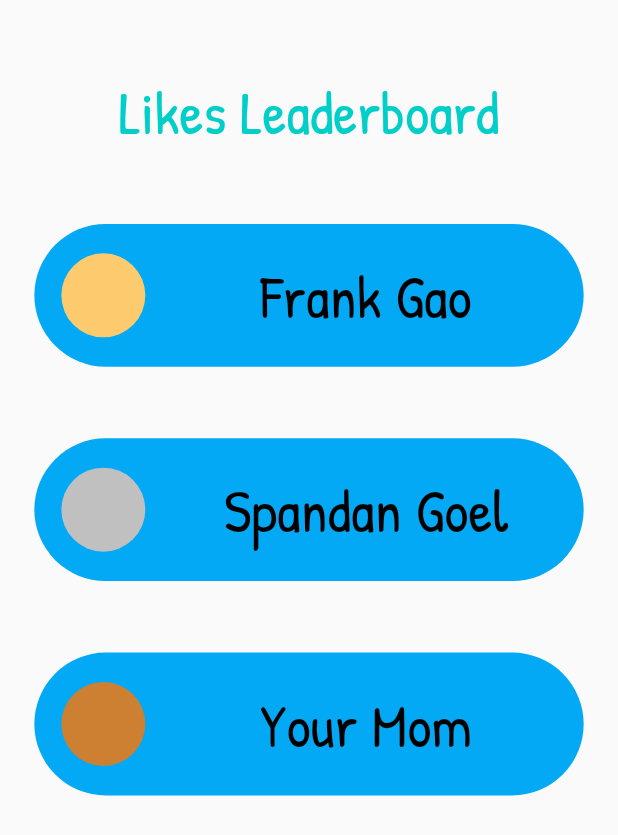
After one commit to Spandan14/HumanKnit, a Flutter app: the LeaderboardPage screen opened directly, on a phone screen of 412 x 824 dp. The commit adds this screen. Shown: the top 835 px of the screen. Run offline on Flutter 3.47's test engine with Material 2 defaults, Android fonts, the phone set to English and light mode, and no system bars; our stand-ins replace cloud_firestore, firebase_auth, firebase_storage, geolocator, image_picker, shared_preferences; missing offline and left inert: flutter_webview_plugin, universal_html, xml_parser; accounts and stored records are empty; statements that could not run were skipped.

Commit message:
basic leaderboards page

```diff
--- /dev/null
+++ b/humanknit/lib/leaderboard.dart
@@ -0,0 +1,147 @@
+import 'package:firebase_auth/firebase_auth.dart';
+import 'package:flutter/cupertino.dart';
+import 'package:flutter/foundation.dart';
+import 'package:flutter/material.dart';
+import 'package:cloud_firestore/cloud_firestore.dart';
+import 'package:humanknit/editprofile.dart';
+import 'package:humanknit/friendsview.dart';
+import 'package:humanknit/makefriends.dart';
+import 'package:humanknit/stats.dart';
+import 'addpost.dart';
+
+class LeaderboardPage extends StatefulWidget {
+  @override
+  _LeaderboardPageState createState() => _LeaderboardPageState();
+}
+
+class _LeaderboardPageState extends State<LeaderboardPage> {
+  @override
+  Widget build(BuildContext context) {
+    double width = MediaQuery.of(context).size.width;
+    double height = MediaQuery.of(context).size.height;
+
+    Scaffold leaderboard = Scaffold(
+      body: Column(
+        children: <Widget>[
+          Padding(
+            padding: EdgeInsets.only(top: 40 / 692 * height),
+            child: Container(
+              child: Align(
+                alignment: Alignment.center,
+                child: Text(
+                  "Likes Leaderboard",
+                  textAlign: TextAlign.center,
+                  style: TextStyle(
+                      fontFamily: "PatrickHand",
+                      fontSize: 40,
+                      color: Color.fromRGBO(0, 206, 201, 1)),
+                ),
+              ),
+            ),
+          ),
+          Padding(
+            padding: EdgeInsets.only(top: 40 / 692 * height),
+            child: Container(
+              decoration: BoxDecoration(
+                  shape: BoxShape.rectangle,
+                  borderRadius: BorderRadius.circular(100),
+                  color: Colors.lightBlue),
+              height: 80 / 692 * height,
+              width: 320 / 360 * width,
+              child: Align(
+                alignment: Alignment.center,
+                child: ListTile(
+                  leading: Container(
+                    width: 60.0,
+                    height: 60.0,
+                    decoration: new BoxDecoration(
+                      color: Color(0xFFFDCB6E),
+                      shape: BoxShape.circle,
+                    ),
+                  ),
+                  title: Text(
+                    "Frank Gao",
+                    textAlign: TextAlign.center,
+                    style: TextStyle(
+                      fontFamily: "PatrickHand",
+                      fontSize: 40,
+                      color: Colors.black,
+                    ),
+                  ),
+                ),
+              ),
+            ),
+          ),
+          Padding(
+            padding: EdgeInsets.only(top: 40 / 692 * height),
+            child: Container(
+              decoration: BoxDecoration(
+                  shape: BoxShape.rectangle,
+                  borderRadius: BorderRadius.circular(100),
+                  color: Colors.lightBlue),
+              height: 80 / 692 * height,
+              width: 320 / 360 * width,
+              child: Align(
+                alignment: Alignment.center,
+                child: ListTile(
+                  leading: Container(
+                    width: 60.0,
+                    height: 60.0,
+                    decoration: new BoxDecoration(
+                      color: Color(0xFFC0C0C0),
+                      shape: BoxShape.circle,
+                    ),
+                  ),
+                  title: Text(
+                    "Spandan Goel",
+                    textAlign: TextAlign.center,
+                    style: TextStyle(
+                      fontFamily: "PatrickHand",
+                      fontSize: 40,
+                      color: Colors.black,
+                    ),
+                  ),
+                ),
+              ),
+            ),
+          ),
+          Padding(
+            padding: EdgeInsets.only(top: 40 / 692 * height),
+            child: Container(
+              decoration: BoxDecoration(
+                  shape: BoxShape.rectangle,
+                  borderRadius: BorderRadius.circular(100),
+                  color: Colors.lightBlue),
+              height: 80 / 692 * height,
+              width: 320 / 360 * width,
+              child: Align(
+                alignment: Alignment.center,
+                child: ListTile(
+                  leading: Container(
+                    width: 60.0,
+                    height: 60.0,
+                    decoration: new BoxDecoration(
+                      color: Color(0xFFCD7F32),
+                      shape: BoxShape.circle,
+                    ),
+                  ),
+                  title: Text(
+                    "Your Mom",
+                    textAlign: TextAlign.center,
+                    style: TextStyle(
+                      fontFamily: "PatrickHand",
+                      fontSize: 40,
+                      color: Colors.black,
+                    ),
+                  ),
+                ),
+              ),
+            ),
+          ),
+        ],
+      ),
+    );
+
+    return leaderboard;
+  }
+}
--- a/humanknit/lib/nav.dart
+++ b/humanknit/lib/nav.dart
@@ -1,6 +1,7 @@
 import 'package:firebase_auth/firebase_auth.dart';
 import 'package:flutter/material.dart';
 import 'package:humanknit/goals.dart';
+import 'package:humanknit/leaderboard.dart';
 import 'package:humanknit/userstats.dart';
 import 'package:humanknit/posts.dart';
 import 'package:humanknit/experiences.dart';
@@ -45,7 +46,7 @@ class _NavigationState extends State<Navigation> {
       Padding(padding: EdgeInsets.all(0), child: MainProfilePage()),
       Padding(padding: EdgeInsets.all(10), child: PostsPage()),
       Padding(padding: EdgeInsets.all(0), child: GoalsPage()),
-      Padding(padding: EdgeInsets.all(10), child: ExperiencesPage()),
+      Padding(padding: EdgeInsets.all(10), child: LeaderboardPage()),
       Padding(padding: EdgeInsets.all(10), child: SettingsPage()),
     ];
 
```
Also changed, not shown: humanknit/pubspec.lock.
